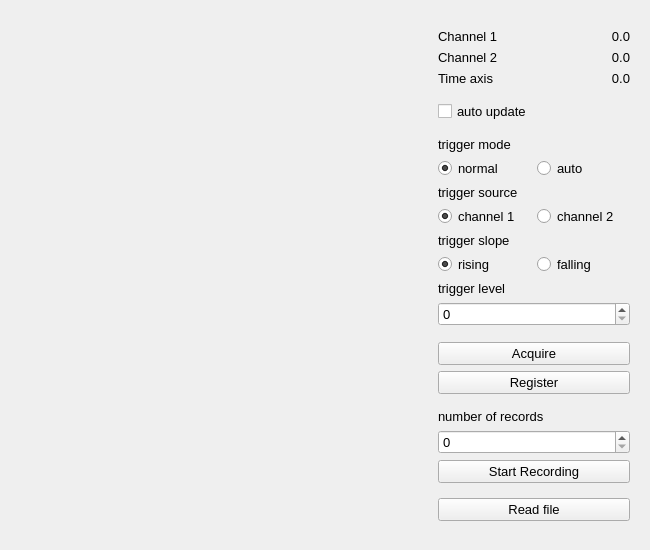
This is mcpha_scope.ui in pavel-demin/mcpha-client as Qt 5 draws it before an edit. The edited form follows.
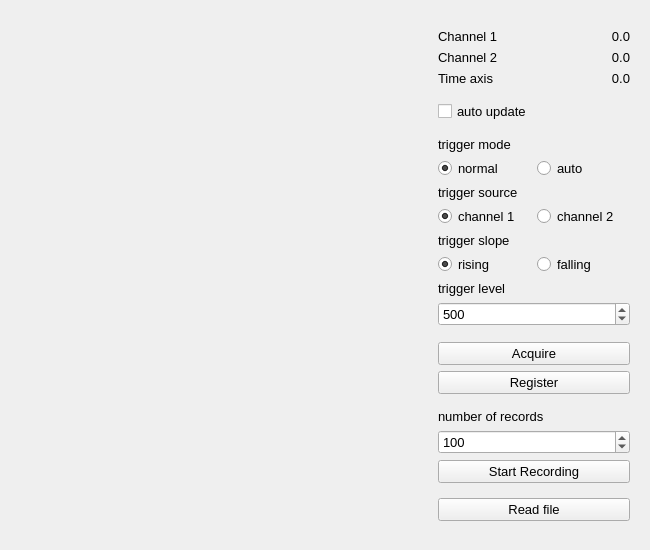
This is the edited form.

Commit message: remove ROI, set default values and fix background color

```diff
--- a/mcpha_scope.ui
+++ b/mcpha_scope.ui
@@ -19,6 +19,9 @@
   <property name="windowTitle">
    <string>Form</string>
   </property>
+  <property name="autoFillBackground">
+   <bool>true</bool>
+  </property>
   <layout class="QGridLayout" name="gridLayout">
    <item row="0" column="0">
     <widget class="QWidget" name="plotWidget" native="true">
@@ -295,7 +298,20 @@
        </widget>
       </item>
       <item row="13" column="0" colspan="2">
-       <widget class="QSpinBox" name="trglevelValue"/>
+       <widget class="QSpinBox" name="trglevelValue">
+        <property name="minimum">
+         <number>-16380</number>
+        </property>
+        <property name="maximum">
+         <number>16380</number>
+        </property>
+        <property name="singleStep">
+         <number>10</number>
+        </property>
+        <property name="value">
+         <number>500</number>
+        </property>
+       </widget>
       </item>
       <item row="14" column="0">
        <spacer name="spacer_3">
@@ -345,7 +361,17 @@
        </widget>
       </item>
       <item row="19" column="0" colspan="2">
-       <widget class="QSpinBox" name="recordValue"/>
+       <widget class="QSpinBox" name="recordValue">
+        <property name="maximum">
+         <number>10000</number>
+        </property>
+        <property name="singleStep">
+         <number>10</number>
+        </property>
+        <property name="value">
+         <number>100</number>
+        </property>
+       </widget>
       </item>
       <item row="20" column="0" colspan="2">
        <widget class="QPushButton" name="recordButton">
```
The commit also changes 3 other files.
